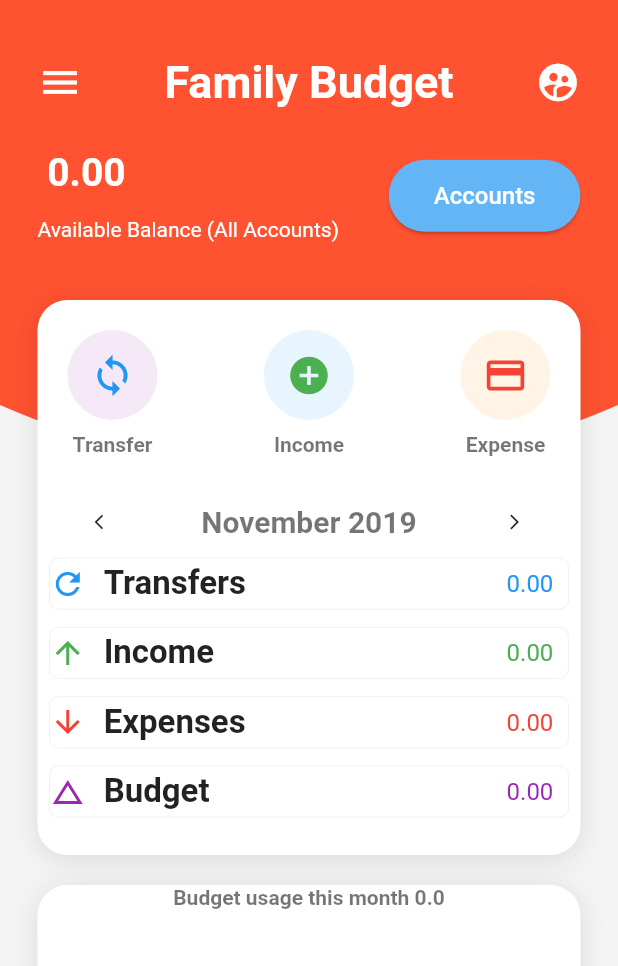
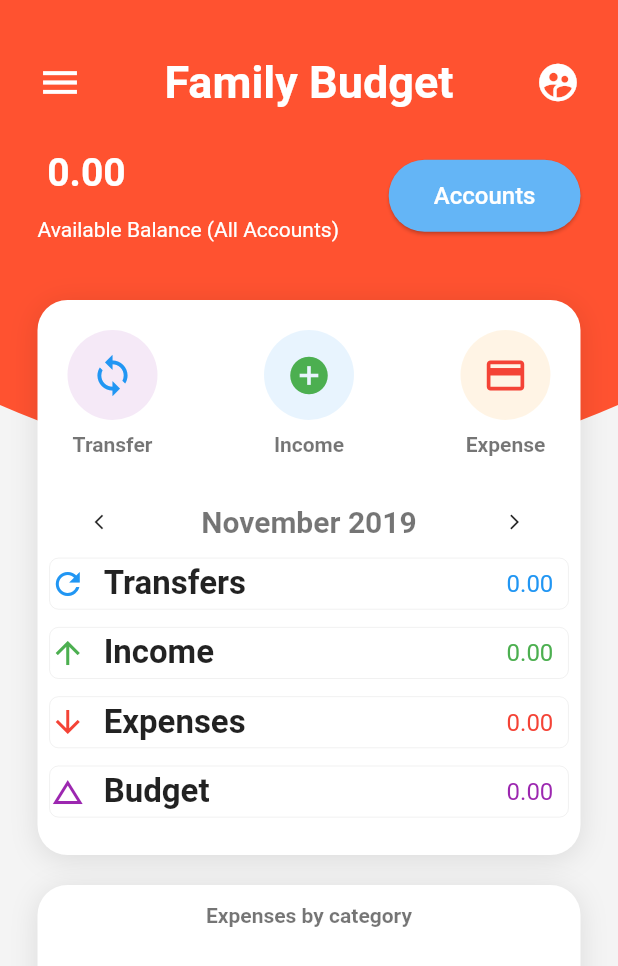
Before and after one commit to jayjay-w/home_finance, a Flutter app: the screen it shows once a user with an empty profile is signed in, on a phone screen of 412 x 824 dp. Shown: the top 966 px of the screen. Run offline on Flutter 3.47's test engine with Material 2 defaults, Android fonts, the phone set to English and light mode, and no system bars; our stand-ins replace cached_network_image, cloud_firestore, firebase_auth, firebase_storage, flushbar, flutter_image_compress and 3 more; missing offline and left inert: dart:ffi, firebase_admob, flutter_charts; accounts and stored records are empty.

Commit message:
Mobile: Improved the look-n-feel of the expenses by category widget

```diff
--- a/mobile/lib/ui/widgets/charts.dart
+++ b/mobile/lib/ui/widgets/charts.dart
@@ -43,11 +43,14 @@ class _ExpenseProgressWidgetState extends State<ExpenseProgressWidget> {
   Widget build(BuildContext context) {
     return Column(
       children: <Widget>[
-        Text("Budget usage this month " + _totalExpenses.toString(), style: boldGrey,),
+        Padding(
+          padding: const EdgeInsets.only(top: 12.0),
+          child: Text("Expenses by category", style: boldGrey,),
+        ),
         Expanded(
           child: Container(
             child: Padding(
-              padding: const EdgeInsets.all(8.0),
+              padding: const EdgeInsets.only(left: 8.0, right: 8.0, bottom: 8.0),
               child: StreamBuilder<QuerySnapshot>(
                   stream: categoryRef.where('owner', isEqualTo: widget.userId).snapshots(),
                   builder: (context, catSnap) {
@@ -80,7 +83,7 @@ class _ExpenseProgressWidgetState extends State<ExpenseProgressWidget> {
         children: <Widget>[
           Expanded(
             child: Padding(
-              padding: const EdgeInsets.all(8.0),
+              padding: const EdgeInsets.only(bottom: 8.0, left: 10, right: 10),
               child: StreamBuilder<QuerySnapshot>(
                 stream: transactionRef.where('owner', isEqualTo: widget.userId)
                                       .where('categoryId', isEqualTo: cat.id)
```
